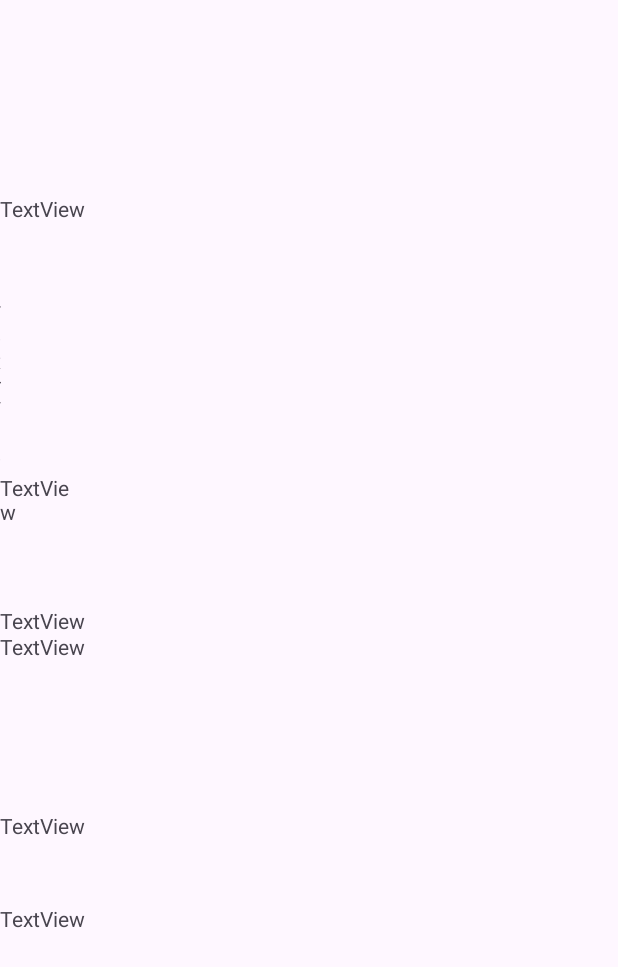
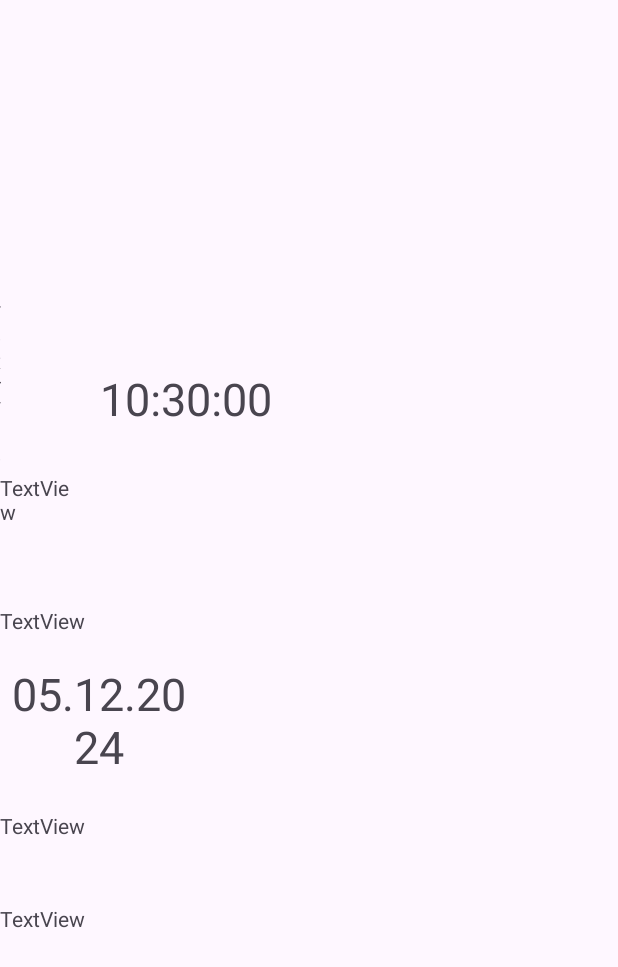
Before and after one commit to SUPER-RESHALA/WorkClock, an Android app: the screen it shows after launch (MainActivity), on a phone screen of 412 x 824 dp. Shown: the top 967 px of the screen. Run offline under Robolectric (Android 15) with nearby library versions, the phone set to English and light mode, and no system bars.

```diff
--- a/app/build.gradle
+++ b/app/build.gradle
@@ -44,6 +44,7 @@ dependencies {
    // implementation libs.timber
     //implementation libs.permissionsdispatcher
     //annotationProcessor libs.permissionsdispatcher.processor
+    implementation libs.commons.net
     implementation libs.appcompat
     implementation libs.material
     implementation libs.activity
--- a/app/src/main/java/com/simurg/workclock/Dialog/Dialog.java
+++ b/app/src/main/java/com/simurg/workclock/Dialog/Dialog.java
@@ -51,6 +51,11 @@ public class Dialog {
         dialog.show();
     }
 
+
+}
+
+
+
 //    public void setDialogSettings(android.app.Dialog dialog) {
 //        dialog.setContentView(R.layout.dialog_layout);
 //        Button dialogSubmitBtn =dialog.findViewById(R.id.DialogSubmitBtn);
@@ -69,4 +74,3 @@ public class Dialog {
 //        });
 //        dialog.show();
 //    }
-}
--- a/app/src/main/java/com/simurg/workclock/MainActivity.java
+++ b/app/src/main/java/com/simurg/workclock/MainActivity.java
@@ -11,6 +11,7 @@ import android.view.KeyEvent;
 import android.view.View;
 import android.view.inputmethod.EditorInfo;
 import android.widget.EditText;
+import android.widget.TextView;
 import android.widget.Toast;
 
 import androidx.activity.EdgeToEdge;
@@ -20,23 +21,39 @@ import androidx.appcompat.app.AppCompatActivity;
 
 import com.simurg.workclock.Dialog.Dialog;
 import com.simurg.workclock.Dialog.DialogDeviceIdListener;
+import com.simurg.workclock.data.DateTimeManager;
 import com.simurg.workclock.file.FileManagerDesktop;
+import com.simurg.workclock.thread.ThreadManager;
 
+import java.util.Date;
 import java.util.Map;
 
+//interface X {
+//    String abc(Integer a, Date b);
+//}
 
-public class MainActivity extends AppCompatActivity implements DialogDeviceIdListener{
+public class MainActivity extends AppCompatActivity implements DialogDeviceIdListener {
+//    String xyz(Integer a, Date b) {
+//        return "asdfasdf" + a + b;
+//    }
     private ActivityResultLauncher<String[]> permissionLauncher;
+    private String id;
+
+//    void test(X x) {
+//        System.out.println(x.abc(123, new Date()));
+//    }
+//        test(this::xyz);
     @Override
     protected void onCreate(Bundle savedInstanceState) {
+
+
+
         super.onCreate(savedInstanceState);
         EdgeToEdge.enable(this);
         setContentView(R.layout.activity_main);
         View decorView = getWindow().getDecorView();
         int uiOptions = View.SYSTEM_UI_FLAG_HIDE_NAVIGATION | View.SYSTEM_UI_FLAG_IMMERSIVE_STICKY;
         decorView.setSystemUiVisibility(uiOptions);
-        Dialog dialog = new Dialog();
-        dialog.showDialog(this);
         // Инициализация ActivityResultLauncher
         permissionLauncher = registerForActivityResult(
                 new ActivityResultContracts.RequestMultiplePermissions(),
@@ -54,46 +71,49 @@ public class MainActivity extends AppCompatActivity implements DialogDeviceIdLis
                     }
                 }
         );
-            requestPermissions();
-            dialog.setDeviceIdListener(this);
-        EditText rfidNumber= findViewById(R.id.cardNumRFID);
+        requestPermissions();
+        Dialog dialog = new Dialog();
+        dialog.setDeviceIdListener(this);
+        dialog.showDialog(this);
+        ThreadManager threadManager=new ThreadManager();
+        EditText rfidNumber = findViewById(R.id.cardNumRFID);
         rfidNumber.setFocusable(true);
         rfidNumber.setFocusableInTouchMode(true);
         rfidNumber.setInputType(InputType.TYPE_NULL);
-        RFIDHandler.RFIDInputHandler(rfidNumber,this);
+        RFIDHandler.RFIDInputHandler(rfidNumber, this);
+        TextView timeMain = findViewById(R.id.timeMain);
+        TextView dateMain = findViewById(R.id.dateMain);
+        DateTimeManager dateTimeManager = new DateTimeManager();
+        timeMain.setText(dateTimeManager.getFormattedTime());
+        dateMain.setText(dateTimeManager.getFormattedDate());
 
 
 
-// Скрываем поле для пользователя
-        //editText.setVisibility(View.INVISIBLE);
-
-// Добавляем слушатель на изменения текста
 
 
-         FileManagerDesktop.createCustomFolder(this,"TESTDIRECTORY");
 
 
-        System.out.println("Piper1");
-        System.out.println("Piper2");
-        String s="Piper3";
+        System.out.println("TEST1");
+        System.out.println("TEST2");
+        String s = "TEST3";
         System.out.println(s);
-        System.out.println("Piper4");
-//List<File> arrayList= FileManagerDesktop.getListAllFoldersInExternalFilesDir(this);
-//        for (File file:arrayList) {
-//            System.out.println(file);
-//        }
+        System.out.println("TEST4");
+
 
     }
 
 
     @Override
-    public void onDeviceIdReceived(String deviceId) {
+    public  void onDeviceIdReceived(String deviceId) {
         // Здесь вы получаете DeviceId или его строковое значение
         Log.i("MainActivity", "Полученный DeviceId: " + deviceId);
-        FileManagerDesktop.createCustomFolder(this,"WorkClockFiles");
-          FileManagerDesktop.createFile(this,"WorkClockFiles","id.txt",deviceId);
+        FileManagerDesktop.createCustomFolder(this, "WorkClockFiles");
+        FileManagerDesktop.createFile(this, "WorkClockFiles", deviceId+".txt", deviceId);
         // WorkClockFiles
+
+
     }
+
     private void requestPermissions() {
         String[] permissions = {
                 android.Manifest.permission.WRITE_EXTERNAL_STORAGE,
@@ -107,9 +127,8 @@ public class MainActivity extends AppCompatActivity implements DialogDeviceIdLis
     }
 
 
-
 }
-
+//сделай проверку html файла перед загрузкой
 //        ViewCompat.setOnApplyWindowInsetsListener(findViewById(R.id.main), (v, insets) -> {
 //            Insets systemBars = insets.getInsets(WindowInsetsCompat.Type.systemBars());
 //            v.setPadding(systemBars.left, systemBars.top, systemBars.right, systemBars.bottom);
--- a/app/src/main/java/com/simurg/workclock/data/DateTimeManager.java
+++ b/app/src/main/java/com/simurg/workclock/data/DateTimeManager.java
@@ -1,45 +1,45 @@
 package com.simurg.workclock.data;
+
+import android.annotation.SuppressLint;
 
 import java.text.SimpleDateFormat;
 import java.util.Calendar;
+import java.util.Date;
 import java.util.Locale;
 
 public class DateTimeManager {
+    private final Calendar calendar;
 
-    private final Locale locale;
-
-    public DateTimeManager(Locale locale) {
-        this.locale = locale;
+    public DateTimeManager() {
+        this.calendar = Calendar.getInstance();
     }
 
-    // Получить текущую дату и время в формате "dd-MM-yyyy HH:mm:ss"
-    public String getCurrentDateTime() {
-        SimpleDateFormat format = new SimpleDateFormat("dd-MM-yyyy HH:mm:ss", locale);
-        return format.format(Calendar.getInstance().getTime());
+    // Получить текущий день
+    public int getDay() {
+        return calendar.get(Calendar.DAY_OF_MONTH);
     }
 
-    // Получить только текущую дату
-    public String getCurrentDate() {
-        SimpleDateFormat format = new SimpleDateFormat("dd-MM-yyyy", locale);
-        return format.format(Calendar.getInstance().getTime());
+    // Получить текущий месяц (нумерация с 0, поэтому добавляем 1)
+    public int getMonth() {
+        return calendar.get(Calendar.MONTH) + 1; // Месяцы начинаются с 0
     }
 
-    // Получить только текущее время
-    public String getCurrentTime() {
-        SimpleDateFormat format = new SimpleDateFormat("HH:mm:ss", locale);
-        return format.format(Calendar.getInstance().getTime());
+    // Получить текущий год
+    public int getYear() {
+        return calendar.get(Calendar.YEAR);
     }
 
-    // Проверить, является ли текущий год високосным
-    public boolean isLeapYear() {
-        int year = Calendar.getInstance().get(Calendar.YEAR);
-        return (year % 4 == 0 && year % 100 != 0) || (year % 400 == 0);
+    // Получить текущую дату в формате "день.месяц.год"
+    public String getFormattedDate() {
+        Date currentDate = calendar.getTime();
+        SimpleDateFormat dateFormat = new SimpleDateFormat("dd.MM.yyyy", Locale.getDefault());
+        return dateFormat.format(currentDate);
     }
 
-    // Получить разницу между двумя датами в днях
-    public long getDaysDifference(String date1, String date2, String pattern) throws Exception {
-        SimpleDateFormat format = new SimpleDateFormat(pattern, locale);
-        long diff = Math.abs(format.parse(date1).getTime() - format.parse(date2).getTime());
-        return diff / (1000 * 60 * 60 * 24);
+    // Получить текущее время в формате "часы:минуты:секунды"
+    public String getFormattedTime() {
+        Date currentTime = calendar.getTime();
+        SimpleDateFormat timeFormat = new SimpleDateFormat("HH:mm:ss", Locale.getDefault());
+        return timeFormat.format(currentTime);
     }
 }
--- /dev/null
+++ b/app/src/main/java/com/simurg/workclock/thread/ThreadManager.java
@@ -0,0 +1,33 @@
+package com.simurg.workclock.thread;
+
+import android.os.Handler;
+import android.os.Looper;
+
+import java.util.concurrent.ExecutorService;
+import java.util.concurrent.Executors;
+
+public class ThreadManager {
+
+    private ExecutorService executorService;
+    private Handler mainHandler;
+
+    public ThreadManager() {
+        // Инициализация пула потоков с фиксированным числом потоков
+        executorService = Executors.newFixedThreadPool(3); // Можно настроить количество потоков
+        mainHandler = new Handler(Looper.getMainLooper());
+    }
+
+    // Метод для запуска фоновой задачи
+    public void runBackgroundTask(Runnable task) {
+        executorService.execute(task);
+    }
+
+    // Метод для выполнения задачи на главном потоке
+    public void runOnMainThread(Runnable task) {
+        mainHandler.post(task);
+    }
+    // Закрытие пула потоков
+    public void shutDown() {
+        executorService.shutdown();
+    }
+}
--- a/app/src/main/res/layout/activity_main.xml
+++ b/app/src/main/res/layout/activity_main.xml
@@ -22,6 +22,8 @@
         android:layout_marginTop="129dp"
         android:layout_marginEnd="164dp"
         android:layout_marginBottom="422dp"
+        android:gravity="center"
+        android:textSize="30sp"
         android:text="TextView" />
 
     <TextView
@@ -32,6 +34,8 @@
         android:layout_alignParentBottom="true"
         android:layout_marginEnd="280dp"
         android:layout_marginBottom="285dp"
+        android:gravity="center"
+         android:textSize="30sp"
         android:text="TextView" />
 
     <TextView
@@ -115,16 +119,16 @@
 
     <ImageView
         android:id="@+id/imageView"
-        android:layout_width="189dp"
-        android:layout_height="138dp"
+        android:layout_width="126dp"
+        android:layout_height="100dp"
         android:layout_alignBottom="@+id/cardNumRFID"
         android:layout_alignParentStart="true"
         android:layout_alignParentTop="true"
         android:layout_alignParentEnd="true"
         android:layout_marginStart="-2dp"
         android:layout_marginTop="-7dp"
-        android:layout_marginEnd="1092dp"
-        android:layout_marginBottom="-31dp"
+        android:layout_marginEnd="1155dp"
+        android:layout_marginBottom="-92dp"
         app:srcCompat="@android:drawable/ic_notification_overlay" />
 
 </RelativeLayout>
--- a/app/src/main/res/values/strings.xml
+++ b/app/src/main/res/values/strings.xml
@@ -6,4 +6,7 @@
     <string name="instr">Для регистрации времени поднесите карту с идентификатором к считывателю карт.</string>
     <string name="timeReg">Время зафиксировано</string>
     <string name="timeUnReg">Ошибка чтения. Данный идентификатор не является идентификатором организации</string>
+    <string name="hostname">ftp.simurg.by</string>
+    <string name="username">timetracker@timetracker.simurg-mp.com</string>
+    <string name="password">TimetrackerAdmin</string>
 </resources>
--- a/gradle/libs.versions.toml
+++ b/gradle/libs.versions.toml
@@ -1,5 +1,6 @@
 [versions]
 agp = "8.7.1"
+commonsNet = "3.11.1"
 fragment = "1.5.4"
 junit = "4.13.2"
 junitVersion = "1.2.1"
@@ -12,6 +13,7 @@ permissionsdispatcher = "4.9.2"
 timber = "5.0.1"
 
 [libraries]
+commons-net = { module = "commons-net:commons-net", version.ref = "commonsNet" }
 fragment = { module = "androidx.fragment:fragment", version.ref = "fragment" }
 junit = { group = "junit", name = "junit", version.ref = "junit" }
 ext-junit = { group = "androidx.test.ext", name = "junit", version.ref = "junitVersion" }
```
Also changed, not shown: app/src/main/java/com/simurg/workclock/ftp/FTPConnectionManager.java (+99 -0 lines), app/src/main/java/com/simurg/workclock/ftp/FTPFileManager.java (added, +115 -0 lines), app/src/main/java/com/simurg/workclock/network/NetworkUtils.java (added, +18 -0 lines), app/src/main/java/com/simurg/workclock/permissions/PermissionsManager.java (+0 -7 lines), app/src/main/java/com/simurg/workclock/template/HtmlEditor.java (added, +69 -0 lines), 1 other file.
